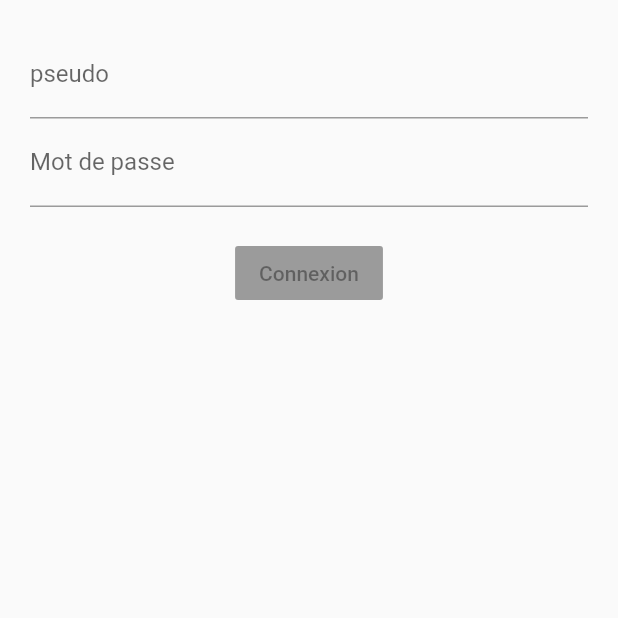
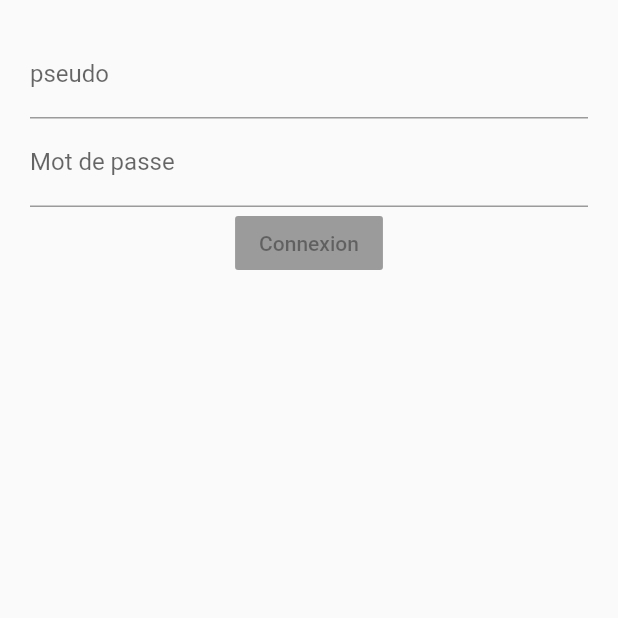
Before and after one commit to rmellehoungbedji/ArtisantApp, a Flutter app: the Connexion screen opened directly, on a phone screen of 412 x 824 dp, the top half of it. Run offline on Flutter 3.47's test engine with Material 2 defaults, Android fonts, the phone set to English and light mode, and no system bars.

Commit message:
margin en commentaire

```diff
--- a/lib/connexion.dart
+++ b/lib/connexion.dart
@@ -49,7 +49,7 @@ return Scaffold(
                         child: new Text('Connexion'),
                         onPressed: logIn,
                     ),
-                    margin: new EdgeInsets.only(top: 20.0),
+                   // margin: new EdgeInsets.only(top: 20.0),
                 ),
             ],
         ),
```
